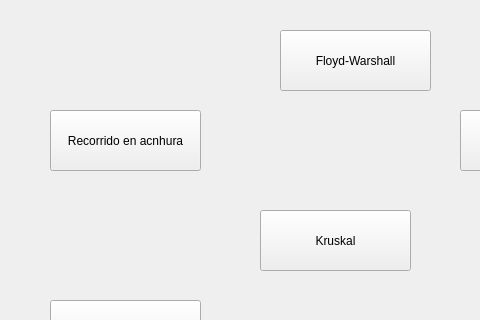
fcall34/dataestructurefordummies, file UIS/grafosMenu.ui: the form before one commit; both pictures show x 0 to 480 and y 0 to 320 of the 800 by 600 pixel window.
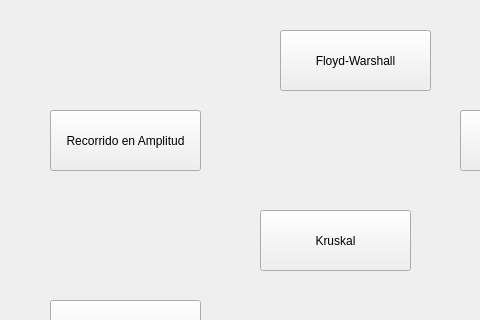
The form after the commit.

Patch:
```diff
--- a/UIS/grafosMenu.ui
+++ b/UIS/grafosMenu.ui
@@ -24,7 +24,7 @@
      </rect>
     </property>
     <property name="text">
-     <string>Recorrido en acnhura</string>
+     <string>Recorrido en Amplitud</string>
     </property>
    </widget>
    <widget class="QPushButton" name="btnPrim">
```
Left out of the diff: 2 changed lines with no effect on the pictures.
